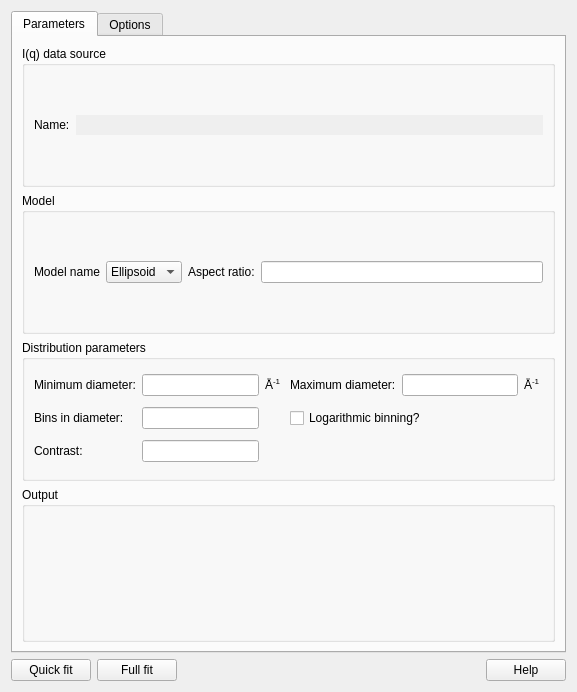
Old version of the form src/sas/qtgui/Perspectives/SizeDistribution/UI/SizeDistributionUI.ui in the repository SasView/sasview.
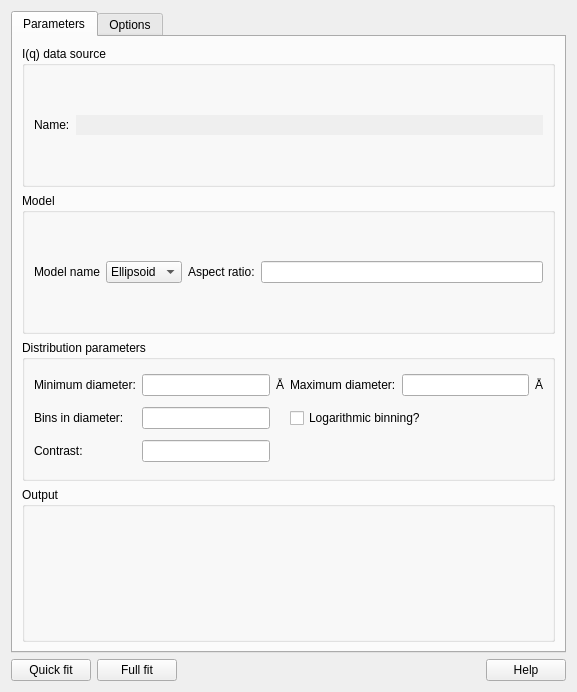
New version of the form.

Commit message: change units on the min and max diameter input boxes on SizeDistribution Perspective

Diff of the .ui file:
```diff
--- a/src/sas/qtgui/Perspectives/SizeDistribution/UI/SizeDistributionUI.ui
+++ b/src/sas/qtgui/Perspectives/SizeDistribution/UI/SizeDistributionUI.ui
@@ -153,7 +153,7 @@
            <widget class="QLabel" name="label_2">
             <property name="text">
              <string>&lt;html&gt;&lt;head/&gt;&lt;body&gt;&lt;p&gt;Å&lt;span
-              style=&quot; vertical-align:super;&quot;&gt;-1&lt;/span&gt;&lt;/p&gt;&lt;/body&gt;&lt;/html&gt;
+              style=&quot;
              </string>
             </property>
            </widget>
@@ -176,7 +176,7 @@
            <widget class="QLabel" name="label_3">
             <property name="text">
              <string>&lt;html&gt;&lt;head/&gt;&lt;body&gt;&lt;p&gt;Å&lt;span
-              style=&quot; vertical-align:super;&quot;&gt;-1&lt;/span&gt;&lt;/p&gt;&lt;/body&gt;&lt;/html&gt;
+              style=&quot; 
              </string>
             </property>
            </widget>
```
